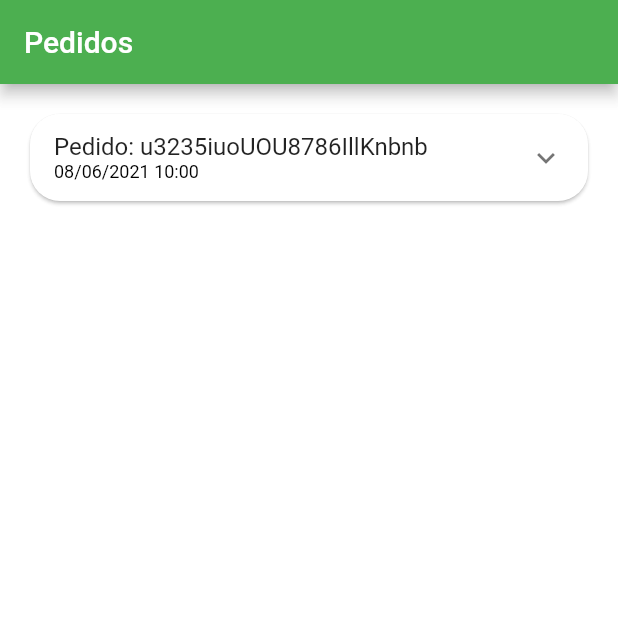
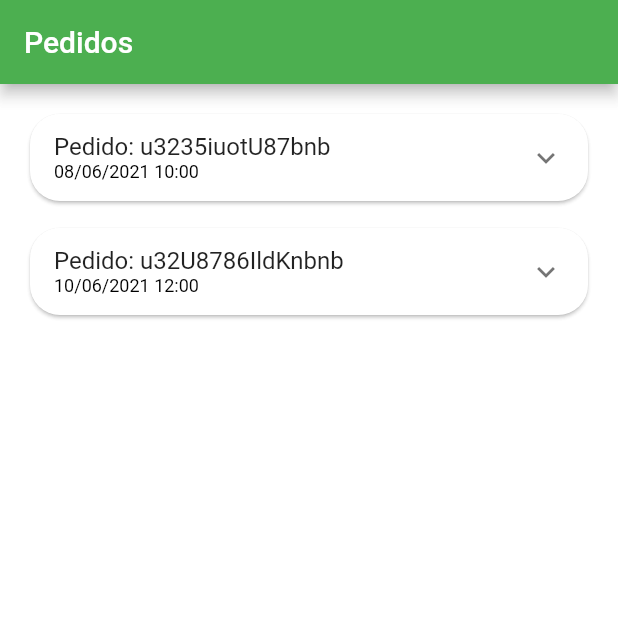
Before and after one commit to Joallisson/greengrocer, a Flutter app: the OrdersTab screen opened directly, on a phone screen of 412 x 824 dp, the top half of it. Run offline on Flutter 3.47's test engine with Material 2 defaults, Android fonts, the phone set to English and light mode, and no system bars; our stand-ins replace animated_text_kit, mask_text_input_formatter.

```diff
--- a/lib/src/config/app_data.dart
+++ b/lib/src/config/app_data.dart
@@ -99,8 +99,9 @@ UserModel user = UserModel(
 );
 
 List<OrderModel> orders = [
+  //Pedido 01
   OrderModel(
-    id: "u3235iuoUOU8786IllKnbnb",
+    id: "u3235iuotU87bnb",
     createdDateTime: DateTime.parse('2021-06-08 10:00:10.458'),
     overdueDateTime: DateTime.parse('2021-06-08 11:00:10.458'),
     items: [
@@ -111,4 +112,17 @@ List<OrderModel> orders = [
     copyAndPaste: "qwyhvJHVhvJH676",
     total: 11,
   ),
+
+  //Pedido 2
+  OrderModel(
+    id: "u32U8786IldKnbnb",
+    createdDateTime: DateTime.parse('2021-06-10 12:00:10.458'),
+    overdueDateTime: DateTime.parse('2021-06-10 13:00:10.458'),
+    items: [
+      CartItemModel(item: guava, quantity: 1),
+    ],
+    status: "pending_payment",
+    copyAndPaste: "qwyhvJHVhvJH676",
+    total: 11,
+  ),
 ];
--- a/lib/src/pages/orders/components/order_tile.dart
+++ b/lib/src/pages/orders/components/order_tile.dart
@@ -1,6 +1,7 @@
 import 'package:flutter/material.dart';
 import 'package:greengrocer/src/models/cart_item_model.dart';
 import 'package:greengrocer/src/models/order_model.dart';
+import 'package:greengrocer/src/pages/orders/components/order_status_widget.dart';
 import 'package:greengrocer/src/services/utils_services.dart';
 
 class OrderTile extends StatelessWidget {
@@ -39,6 +40,8 @@ class OrderTile extends StatelessWidget {
               height: 150,
               child: Row(
                 children: [
+
+                  //LISTA DE PRODUTOS
                   Expanded(
                     flex: 3,
                     child: ListView(
@@ -50,11 +53,22 @@ class OrderTile extends StatelessWidget {
                       }).toList(),
                     ),
                   ),
+
+                  //DIVISÃO
+                  VerticalDivider(
+                    color: Colors.grey.shade300,
+                    thickness: 2,
+                    width: 8,
+                  ),
+
+                  //STATUS DO PEDIDO
                   Expanded(
                       flex: 2,
-                      child: Container(
-                        color: Colors.blue,
-                      )),
+                      child: OrderStatusWidget(
+                        status: order.status,
+                        isOverdue: order.overdueDateTime.isBefore(DateTime.now()),
+                      )
+                  ),
                 ],
               ),
             )
```
Also changed, not shown: lib/src/pages/orders/components/order_status_widget.dart (added, +73 -0 lines).
